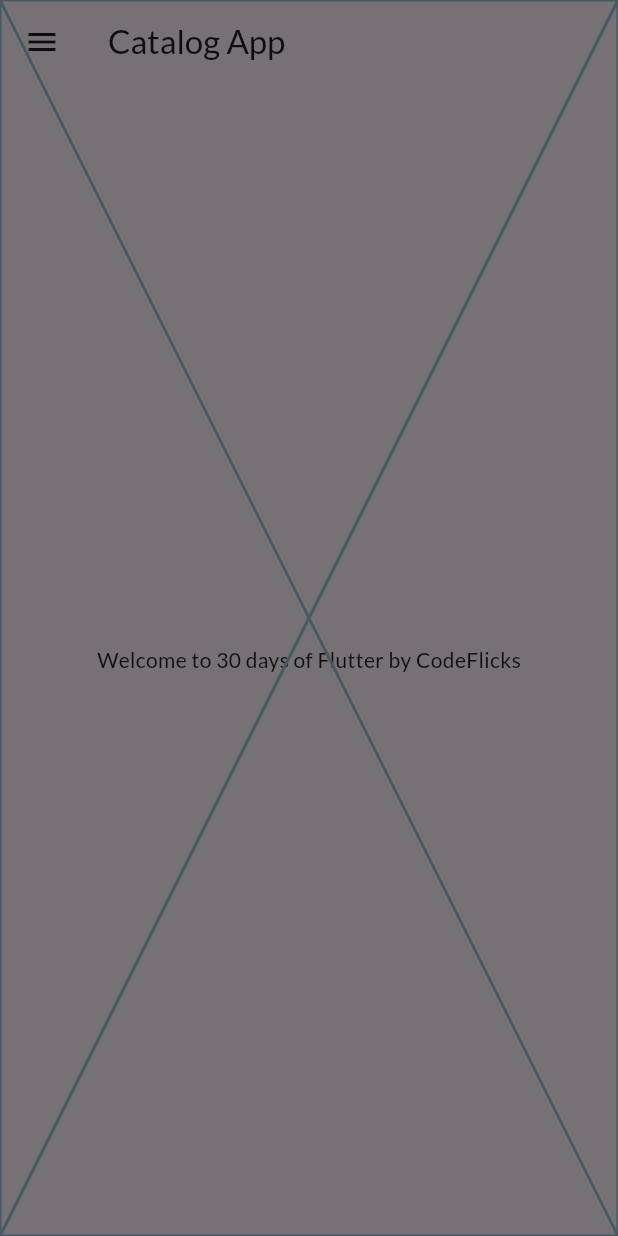
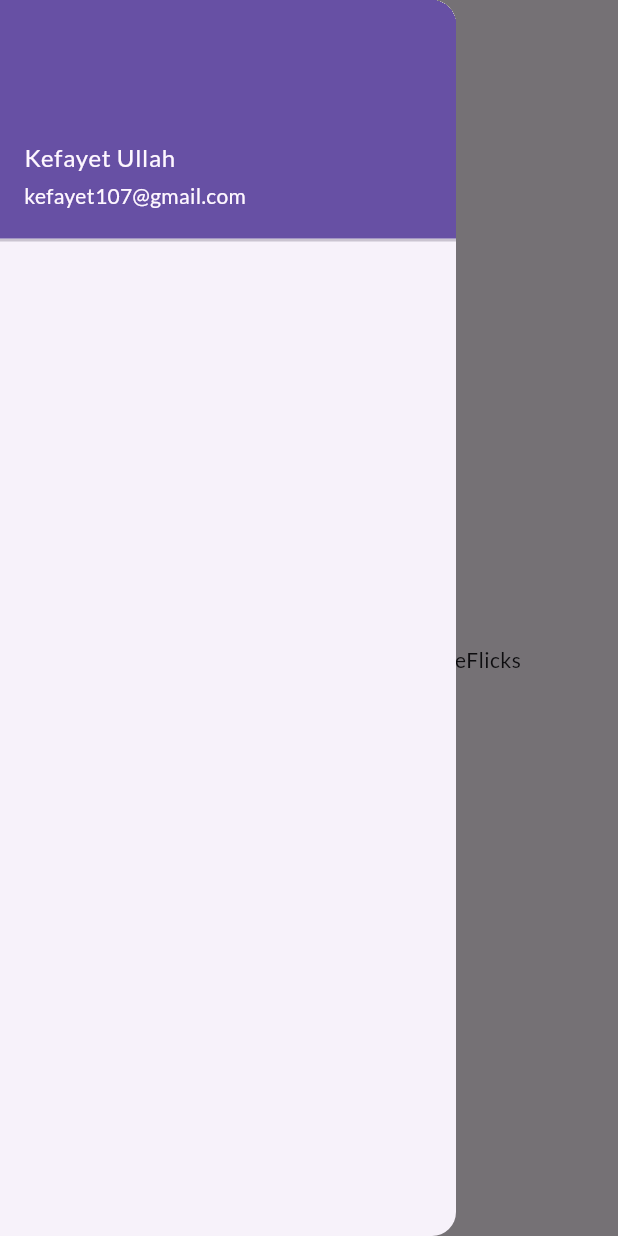
Before and after one commit to KefayetUllah/30DaysOfFlutter, a Flutter app: the screen it shows after launch, with the side drawer open, on a phone screen of 412 x 824 dp. Run offline on Flutter 3.47's test engine with Material 3 defaults, Android fonts, the phone set to English and light mode, and no system bars; our stand-ins replace google_fonts.

Commit message:
Initial Commit

```diff
--- a/lib/widgets/drawer.dart
+++ b/lib/widgets/drawer.dart
@@ -5,6 +5,19 @@ class MyDrawer extends StatelessWidget {
 
   @override
   Widget build(BuildContext context) {
-    return const Placeholder();
+    return Drawer(
+      child: ListView(
+        children: [
+          DrawerHeader(
+            padding: EdgeInsets.zero,
+            child: UserAccountsDrawerHeader(
+              margin: EdgeInsets.zero,
+              accountName: Text("Kefayet Ullah"),
+              accountEmail: Text("kefayet107@gmail.com"),
+            ),
+          ),
+        ],
+      ),
+    );
   }
 }
```
